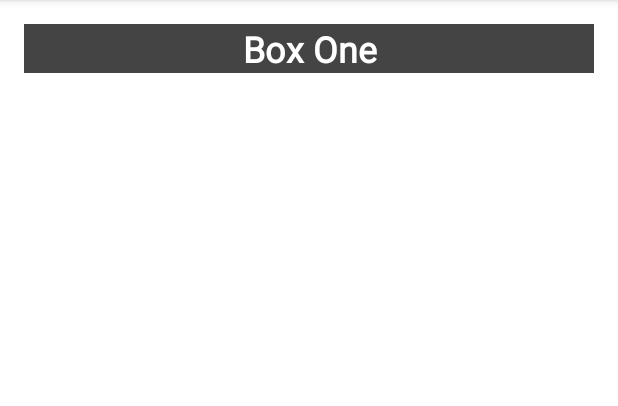
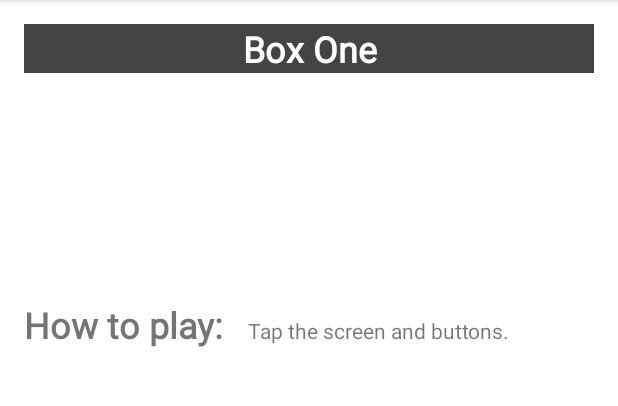
Before and after one commit to conrrado/ColorMyViews, an Android app: the screen it shows after launch (MainActivity), after a tap on "Box One", on a phone screen of 412 x 824 dp, the part 84-490 px from its top. Run offline under Robolectric (Android 15) with nearby library versions, the phone set to English and light mode, and no system bars.

Commit message:
Title: Label How to Play
Body: Label to instruct user how to play

```diff
--- a/app/src/main/res/layout/activity_main.xml
+++ b/app/src/main/res/layout/activity_main.xml
@@ -72,4 +72,32 @@
         app:layout_constraintStart_toEndOf="@+id/box_two_text"
         app:layout_constraintTop_toBottomOf="@+id/box_four_text" />
 
+    <TextView
+        android:id="@+id/label_text"
+        android:layout_width="wrap_content"
+        android:layout_height="wrap_content"
+        android:layout_marginStart="@dimen/margin_wide"
+        android:fontFamily="@font/roboto"
+        android:text="@string/how_to_play"
+        android:textSize="24sp"
+        android:textStyle="bold"
+        app:layout_constraintBaseline_toBaselineOf="@+id/info_text"
+        app:layout_constraintStart_toStartOf="parent" />
+
+    <TextView
+        android:id="@+id/info_text"
+        android:layout_width="0dp"
+        android:layout_height="21dp"
+        android:layout_marginStart="@dimen/margin_wide"
+        android:layout_marginTop="@dimen/margin_wide"
+        android:layout_marginEnd="@dimen/margin_wide"
+        android:layout_marginBottom="@dimen/margin_wide"
+        android:fontFamily="@font/roboto"
+        android:text="@string/tap_the_boxes_and_buttons"
+        app:layout_constraintBottom_toBottomOf="parent"
+        app:layout_constraintEnd_toEndOf="parent"
+        app:layout_constraintStart_toEndOf="@+id/label_text"
+        app:layout_constraintTop_toBottomOf="@+id/box_two_text"
+        app:layout_constraintVertical_bias="0.0" />
+
 </androidx.constraintlayout.widget.ConstraintLayout>
--- a/app/src/main/res/values/strings.xml
+++ b/app/src/main/res/values/strings.xml
@@ -5,4 +5,6 @@
     <string name="box_three">Box Three</string>
     <string name="box_four">Box Four</string>
     <string name="box_five">Box Five</string>
+    <string name="how_to_play">How to play:</string>
+    <string name="tap_the_boxes_and_buttons">Tap the screen and buttons.</string>
 </resources>
```
